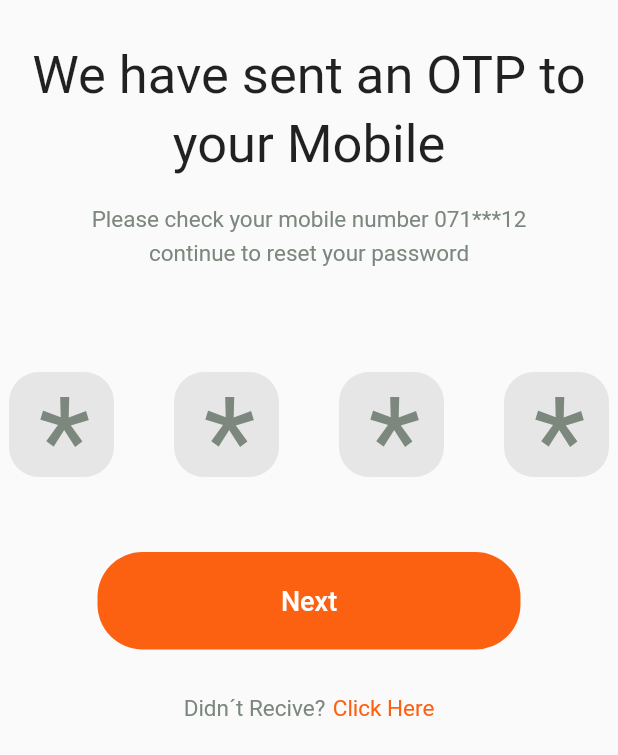
After one commit to EstephanieG0nzalez/MonkeyGP, a Flutter app: the Pantalla6 screen opened by its route, on a phone screen of 412 x 824 dp. The commit adds this screen. Shown: the top 755 px of the screen. Run offline on Flutter 3.47's test engine with Material 2 defaults, Android fonts, the phone set to English and light mode, and no system bars.

Commit message:
Pantallas 5,6 y 7 Alexis Perez

```diff
--- /dev/null
+++ b/lib/src/pages/pantalla6.dart
@@ -0,0 +1,131 @@
+import 'package:flutter/material.dart';
+
+class Pantalla6 extends StatelessWidget {
+  const Pantalla6({Key? key}) : super(key: key);
+
+  @override
+  Widget build(BuildContext context) {
+    return Scaffold(
+      body: Center(
+          child: Container(
+        alignment: AlignmentDirectional.center,
+        child: Column(
+          children: <Widget>[
+            const SizedBox(height: 30.0),
+            const Text('We have sent an OTP to',
+                style: TextStyle(
+                  fontSize: 35.0,
+                )),
+            const SizedBox(height: 5.0),
+            const Text('your Mobile',
+                style: TextStyle(
+                  fontSize: 35.0,
+                )),
+            const SizedBox(height: 20.0),
+            const Text('Please check your mobile number 071***12',
+                style: TextStyle(
+                    fontSize: 15.0, color: Color.fromRGBO(124, 135, 126, 1.0))),
+            const SizedBox(height: 5.0),
+            const Text('continue to reset your password',
+                style: TextStyle(
+                    fontSize: 15.0, color: Color.fromRGBO(124, 135, 126, 1.0))),
+            const SizedBox(height: 70.0),
+            Wrap(
+              alignment: WrapAlignment.start,
+              spacing: 40.0,
+              direction: Axis.horizontal,
+              children: <Widget>[
+                Container(
+                  width: 70.0,
+                  height: 70.0,
+                  decoration: BoxDecoration(
+                    borderRadius: BorderRadius.circular(20),
+                    color: const Color.fromARGB(255, 229, 230, 229),
+                  ),
+                  child: const Text(
+                    ' *',
+                    style: TextStyle(
+                        fontSize: 80.0,
+                        color: Color.fromRGBO(124, 135, 126, 1.0)),
+                  ),
+                ),
+                Container(
+                  width: 70.0,
+                  height: 70.0,
+                  decoration: BoxDecoration(
+                    borderRadius: BorderRadius.circular(20),
+                    color: const Color.fromARGB(255, 229, 230, 229),
+                  ),
+                  child: const Text(
+                    ' *',
+                    style: TextStyle(
+                        fontSize: 80.0,
+                        color: Color.fromRGBO(124, 135, 126, 1.0)),
+                  ),
+                ),
+                Container(
+                  width: 70.0,
+                  height: 70.0,
+                  decoration: BoxDecoration(
+                    borderRadius: BorderRadius.circular(20),
+                    color: const Color.fromARGB(255, 229, 230, 229),
+                  ),
+                  child: const Text(
+                    ' *',
+                    style: TextStyle(
+                        fontSize: 80.0,
+                        color: Color.fromRGBO(124, 135, 126, 1.0)),
+                  ),
+                ),
+                Container(
+                  width: 70.0,
+                  height: 70.0,
+                  decoration: BoxDecoration(
+                    borderRadius: BorderRadius.circular(20),
+                    color: Color.fromARGB(255, 229, 230, 229),
+                  ),
+                  child: const Text(
+                    ' *',
+                    style: TextStyle(
+                        fontSize: 80.0,
+                        color: Color.fromRGBO(124, 135, 126, 1.0)),
+                  ),
+                ),
+              ],
+            ),
+            const SizedBox(height: 50.0),
+            Container(
+              width: double.infinity,
+              height: 65.0,
+              margin: const EdgeInsets.only(left: 65.0, right: 65.0),
+              decoration: BoxDecoration(
+                  borderRadius: BorderRadius.circular(30),
+                  color: Theme.of(context).primaryColor),
+              child: const TextButton(
+                onPressed: null,
+                child: Text('Next',
+                    style: TextStyle(fontSize: 18.0, color: Colors.white)),
+              ),
+            ),
+            const SizedBox(height: 30.0),
+            Row(
+              mainAxisAlignment: MainAxisAlignment.center,
+              children: const <Widget>[
+                Text('Didn´t Recive?',
+                    style: TextStyle(
+                      fontSize: 15.0,
+                      color: Color.fromRGBO(124, 135, 126, 1.0),
+                    )),
+                SizedBox(width: 5.0),
+                Text('Click Here',
+                    style: TextStyle(
+                        fontSize: 15.0,
+                        color: Color.fromRGBO(252, 96, 17, 1.0))),
+              ],
+            ),
+          ],
+        ),
+      )),
+    );
+  }
+}
```
Also changed, not shown: lib/src/pages/pantalla5.dart (added, +65 -0 lines), lib/src/pages/pantalla7.dart (added, +84 -0 lines), lib/src/routes/routes.dart (+7 -1 lines).
